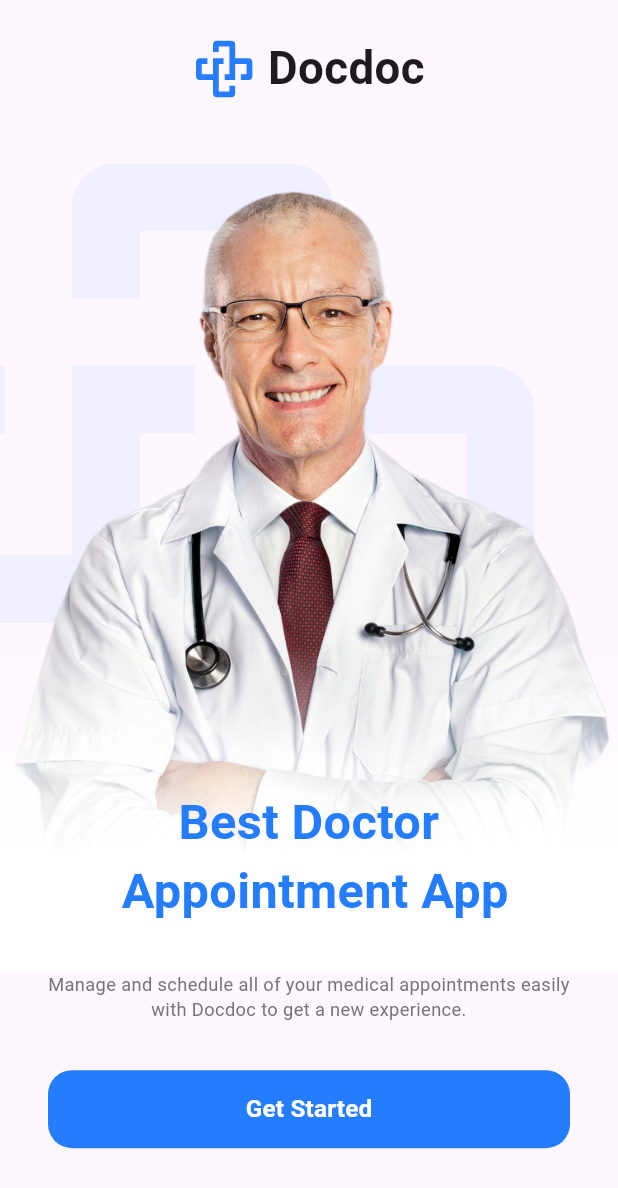
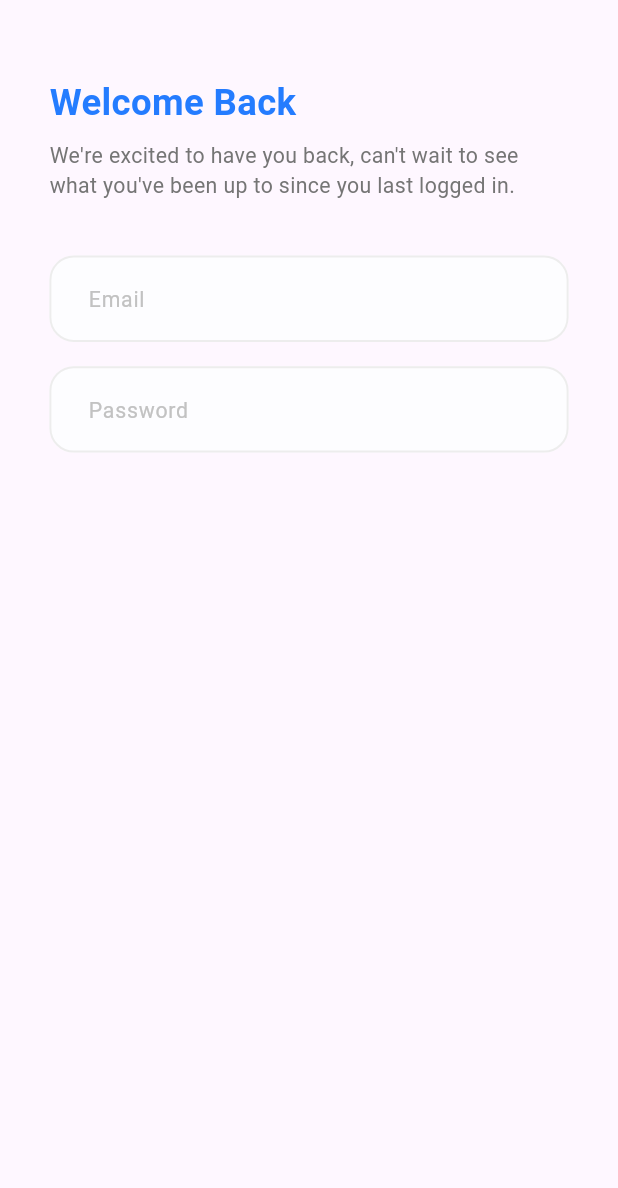
Before and after one commit to Elesawy11/Appointment, a Flutter app: the screen it shows after launch, after a tap on "Get Started", on a phone screen of 412 x 824 dp. Shown: the top 1188 px of the screen. Run offline on Flutter 3.47's test engine with Material 3 defaults, Android fonts, the phone set to English and light mode, and no system bars; our stand-ins replace flutter_screenutil, flutter_svg, go_router.

Commit message:
create welcome login widget and appt text form field edit on resonsive

```diff
--- a/lib/core/utils/app_router.dart
+++ b/lib/core/utils/app_router.dart
@@ -1,4 +1,5 @@
 import 'package:doc_doc_app/core/utils/routes.dart';
+import 'package:doc_doc_app/features/login/views/login_view.dart';
 import 'package:doc_doc_app/features/onboarding/onboarding_view.dart';
 import 'package:go_router/go_router.dart';
 
@@ -9,6 +10,10 @@ abstract class AppRouter {
         path: Routes.onboardingView,
         builder: (context, state) => const OnboardingView(),
       ),
+      GoRoute(
+        path: Routes.loginView,
+        builder: (context, state) => const LoginView(),
+      ),
     ],
   );
 }
--- /dev/null
+++ b/lib/core/utils/app_text_form_field.dart
@@ -0,0 +1,85 @@
+import 'package:doc_doc_app/core/utils/font_weight_helper.dart';
+import 'package:flutter/material.dart';
+import 'package:flutter_screenutil/flutter_screenutil.dart';
+import 'color.dart';
+import 'styles.dart';
+
+class AppTextFormField extends StatelessWidget {
+  final EdgeInsetsGeometry? contentPadding;
+  final InputBorder? focusedBorder;
+  final InputBorder? enabledBorder;
+  final TextStyle? inputTextStyle;
+  final TextStyle? hintStyle;
+  final String hintText;
+  final bool? isObscureText;
+  final Widget? suffixIcon;
+  final Color? backgroundColor;
+  final TextEditingController? controller;
+  final Function(String?) validator;
+  const AppTextFormField({
+    super.key,
+    this.contentPadding,
+    this.focusedBorder,
+    this.enabledBorder,
+    this.inputTextStyle,
+    this.hintStyle,
+    required this.hintText,
+    this.isObscureText,
+    this.suffixIcon,
+    this.backgroundColor,
+    this.controller,
+    required this.validator,
+  });
+
+  @override
+  Widget build(BuildContext context) {
+    return TextFormField(
+      controller: controller,
+      decoration: InputDecoration(
+        isDense: true,
+        contentPadding: contentPadding ??
+            EdgeInsets.symmetric(horizontal: 20.w, vertical: 18.h),
+        focusedBorder: focusedBorder ??
+            outLineBorder(
+              color: ColorManager.mainBlue,
+            ),
+        enabledBorder: enabledBorder ??
+            outLineBorder(
+              color: ColorManager.lighterGray,
+            ),
+        errorBorder: outLineBorder(
+          color: Colors.red,
+        ),
+        focusedErrorBorder: outLineBorder(
+          color: Colors.red,
+        ),
+        hintStyle: hintStyle ??
+            Styles.font14Regular.copyWith(
+              color: ColorManager.lightGray,
+            ),
+        hintText: hintText,
+        suffixIcon: suffixIcon,
+        fillColor: backgroundColor ?? ColorManager.moreLightGray,
+        filled: true,
+      ),
+      obscureText: isObscureText ?? false,
+      style: Styles.font14Regular.copyWith(
+        fontWeight: FontWeightHelper.medium,
+        color: ColorManager.darkBlue,
+      ),
+      validator: (value) {
+        return validator(value);
+      },
+    );
+  }
+
+  OutlineInputBorder outLineBorder({required Color color}) {
+    return OutlineInputBorder(
+      borderSide: BorderSide(
+        color: color,
+        width: 1.3,
+      ),
+      borderRadius: BorderRadius.circular(16.0.r),
+    );
+  }
+}
--- a/lib/core/utils/color.dart
+++ b/lib/core/utils/color.dart
@@ -1,6 +1,10 @@
 import 'package:flutter/material.dart';
 
-abstract class ColorManger {
-  static Color mainBlue = const Color(0xff247CFF);
-  static Color grey = const Color(0xff757575);
+abstract class ColorManager {
+  static const Color mainBlue = Color(0xFF247CFF);
+  static const Color darkBlue = Color(0xFF242424);
+  static const Color grey = Color(0xFF757575);
+  static const Color lightGray = Color(0xFFC2C2C2);
+  static const Color lighterGray = Color(0xFFEDEDED);
+  static const Color moreLightGray = Color(0xFFFDFDFF);
 }
--- a/lib/core/utils/routes.dart
+++ b/lib/core/utils/routes.dart
@@ -1,3 +1,4 @@
 abstract class Routes{
   static const String onboardingView = '/';
+  static const String loginView = '/loginView';
 }
--- a/lib/core/utils/spacer.dart
+++ b/lib/core/utils/spacer.dart
@@ -1,21 +1,6 @@
 import 'package:flutter/material.dart';
 import 'package:flutter_screenutil/flutter_screenutil.dart';
 
-SizedBox heightSpace(double height) {
-  return SizedBox(
-    height: height.h,
-  );
-}
+SizedBox verticalSpace(double height) => SizedBox(height: height.h,);
 
-SizedBox widthSpace(double width) {
-  return SizedBox(
-    width: width.w,
-  );
-}
-
-SizedBox sizedBoxSpace({double? height, double? width}) {
-  return SizedBox(
-    height: height,
-    width: width,
-  );
-}
+SizedBox horizontalSpace(double width)=>SizedBox(width: width.w,);
--- a/lib/core/utils/styles.dart
+++ b/lib/core/utils/styles.dart
@@ -3,6 +3,22 @@ import 'package:flutter/material.dart';
 import 'package:flutter_screenutil/flutter_screenutil.dart';
 
 abstract class Styles {
+  static TextStyle font12Regular = TextStyle(
+    fontSize: 12.sp,
+    fontWeight: FontWeightHelper.regular,
+  );
+  static TextStyle font14Regular = TextStyle(
+    fontSize: 14.sp,
+    fontWeight: FontWeightHelper.regular,
+  );
+  static TextStyle font16Semibold = TextStyle(
+    fontSize: 16.sp,
+    fontWeight: FontWeightHelper.semiBold,
+  );
+  static TextStyle font24Bold = TextStyle(
+    fontSize: 24.sp,
+    fontWeight: FontWeightHelper.bold,
+  );
   static TextStyle font30Semibold = TextStyle(
     fontSize: 30.sp,
     fontWeight: FontWeightHelper.semiBold,
@@ -12,14 +28,4 @@ abstract class Styles {
     fontSize: 32.sp,
     fontWeight: FontWeightHelper.bold,
   );
-
-  static TextStyle font12Regular = TextStyle(
-    fontSize: 12.sp,
-    fontWeight: FontWeightHelper.regular,
-  );
-
-  static TextStyle font16Semibold = TextStyle(
-    fontSize: 16.sp,
-    fontWeight: FontWeightHelper.semiBold,
-  );
 }
--- /dev/null
+++ b/lib/features/login/views/login_view.dart
@@ -0,0 +1,11 @@
+import 'package:doc_doc_app/features/login/views/widgets/login_view_body.dart';
+import 'package:flutter/material.dart';
+
+class LoginView extends StatelessWidget {
+  const LoginView({super.key});
+
+  @override
+  Widget build(BuildContext context) {
+    return const LoginViewBody();
+  }
+}
--- /dev/null
+++ b/lib/features/login/views/widgets/login_view_body.dart
@@ -0,0 +1,35 @@
+import 'package:doc_doc_app/core/utils/app_text_form_field.dart';
+import 'package:doc_doc_app/core/utils/spacer.dart';
+import 'package:flutter/material.dart';
+import 'package:flutter_screenutil/flutter_screenutil.dart';
+import 'welcome_login_widget.dart';
+
+class LoginViewBody extends StatelessWidget {
+  const LoginViewBody({super.key});
+
+  @override
+  Widget build(BuildContext context) {
+    return Scaffold(
+      body: SafeArea(
+        child: Padding(
+          padding: EdgeInsets.symmetric(horizontal: 30.w, vertical: 30.h),
+          child: Column(
+            children: [
+              const WelcomeLoginWidget(),
+              verticalSpace(36),
+              AppTextFormField(
+                hintText: 'Email',
+                validator: (value) {},
+              ),
+              verticalSpace(16),
+              AppTextFormField(
+                hintText: 'Password',
+                validator: (value) {},
+              )
+            ],
+          ),
+        ),
+      ),
+    );
+  }
+}
--- /dev/null
+++ b/lib/features/login/views/widgets/welcome_login_widget.dart
@@ -0,0 +1,28 @@
+import 'package:flutter/material.dart';
+
+import '../../../../core/utils/color.dart';
+import '../../../../core/utils/spacer.dart';
+import '../../../../core/utils/styles.dart';
+
+class WelcomeLoginWidget extends StatelessWidget {
+  const WelcomeLoginWidget({super.key});
+
+  @override
+  Widget build(BuildContext context) {
+    return Column(
+      crossAxisAlignment: CrossAxisAlignment.start,
+      children: [
+        verticalSpace(20),
+        Text(
+          'Welcome Back',
+          style: Styles.font24Bold.copyWith(color: ColorManager.mainBlue),
+        ),
+        verticalSpace(8),
+        Text(
+          'We\'re excited to have you back, can\'t wait to see what you\'ve been up to since you last logged in.',
+          style: Styles.font14Regular.copyWith(color: ColorManager.grey),
+        )
+      ],
+    );
+  }
+}
--- a/lib/features/onboarding/views/widgets/custom_onboarding_body.dart
+++ b/lib/features/onboarding/views/widgets/custom_onboarding_body.dart
@@ -37,7 +37,7 @@ class CustomOnboardingBody extends StatelessWidget {
             'Best Doctor\n Appointment App',
             textAlign: TextAlign.center,
             style: Styles.font32Bold.copyWith(
-              color: ColorManger.mainBlue,
+              color: ColorManager.mainBlue,
             ),
           ),
         ),
--- a/lib/features/onboarding/views/widgets/custom_onboarding_title.dart
+++ b/lib/features/onboarding/views/widgets/custom_onboarding_title.dart
@@ -18,7 +18,7 @@ class CustomOnboardingTitle extends StatelessWidget {
           width: 38.w,
           height: 38.h,
         ),
-        sizedBoxSpace(width: 8),
+        horizontalSpace(8),
         Text(
           'Docdoc',
           style: Styles.font30Semibold,
--- a/lib/features/onboarding/views/widgets/custom_text_and_button.dart
+++ b/lib/features/onboarding/views/widgets/custom_text_and_button.dart
@@ -1,5 +1,8 @@
+import 'package:doc_doc_app/core/utils/routes.dart';
 import 'package:doc_doc_app/core/utils/spacer.dart';
 import 'package:flutter/material.dart';
+import 'package:flutter_screenutil/flutter_screenutil.dart';
+import 'package:go_router/go_router.dart';
 
 import '../../../../core/utils/color.dart';
 import '../../../../core/utils/styles.dart';
@@ -11,21 +14,21 @@ class CustomTextAndTextButton extends StatelessWidget {
   @override
   Widget build(BuildContext context) {
     return Padding(
-      padding: const EdgeInsets.symmetric(horizontal: 32),
+      padding: EdgeInsets.symmetric(horizontal: 32.w),
       child: Column(
         children: [
           Text(
             'Manage and schedule all of your medical appointments easily with Docdoc to get a new experience.',
             style: Styles.font12Regular.copyWith(
-              color: ColorManger.grey,
+              color: ColorManager.grey,
             ),
             textAlign: TextAlign.center,
           ),
-          sizedBoxSpace(height: 32),
+          verticalSpace(32),
           StartedTextButton(
-            onPressed: () {},
+            onPressed: () => GoRouter.of(context).push(Routes.loginView),
           ),
-          sizedBoxSpace(height: 32),
+          verticalSpace(32),
         ],
       ),
     );
--- a/lib/features/onboarding/views/widgets/onboarding_view_body.dart
+++ b/lib/features/onboarding/views/widgets/onboarding_view_body.dart
@@ -15,9 +15,9 @@ class OnboardingViewBody extends StatelessWidget {
         child: SingleChildScrollView(
           child: Column(
             children: [
-              sizedBoxSpace(height: 24),
+              verticalSpace(24),
               const CustomOnboardingTitle(),
-              sizedBoxSpace(height: 40),
+              verticalSpace(40),
               const CustomOnboardingBody(),
               const CustomTextAndTextButton(),
             ],
--- a/lib/features/onboarding/views/widgets/started_text_button.dart
+++ b/lib/features/onboarding/views/widgets/started_text_button.dart
@@ -5,15 +5,16 @@ import '../../../../core/utils/styles.dart';
 
 class StartedTextButton extends StatelessWidget {
   const StartedTextButton({
-    super.key, this.onPressed,
+    super.key,
+    this.onPressed,
   });
-final void Function()? onPressed;
+  final void Function()? onPressed;
   @override
   Widget build(BuildContext context) {
     return TextButton(
       onPressed: onPressed,
       style: TextButton.styleFrom(
-        backgroundColor: ColorManger.mainBlue,
+        backgroundColor: ColorManager.mainBlue,
         minimumSize: const Size(double.infinity, 52),
         shape: RoundedRectangleBorder(
           borderRadius: BorderRadius.circular(16),
```
